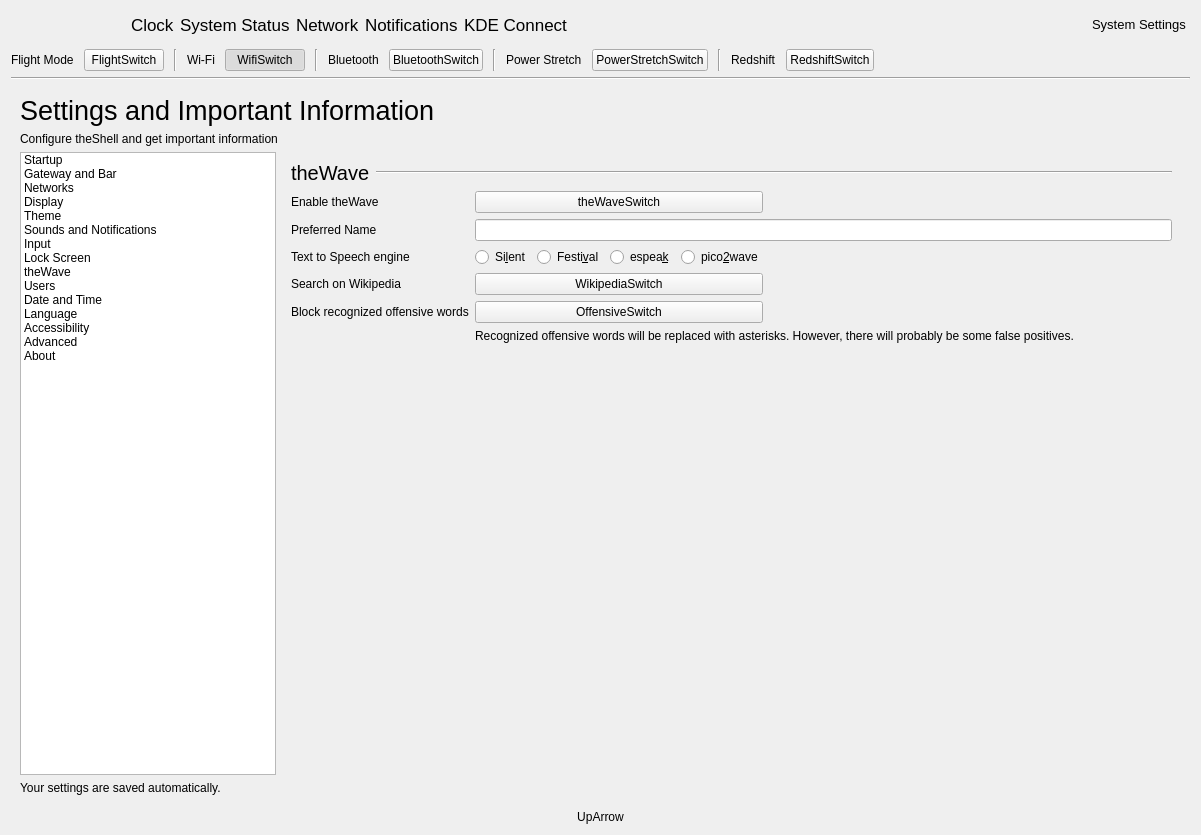
The window that infopanedropdown.ui (vicr123/theshell) describes before a commit, drawn with Qt 5.
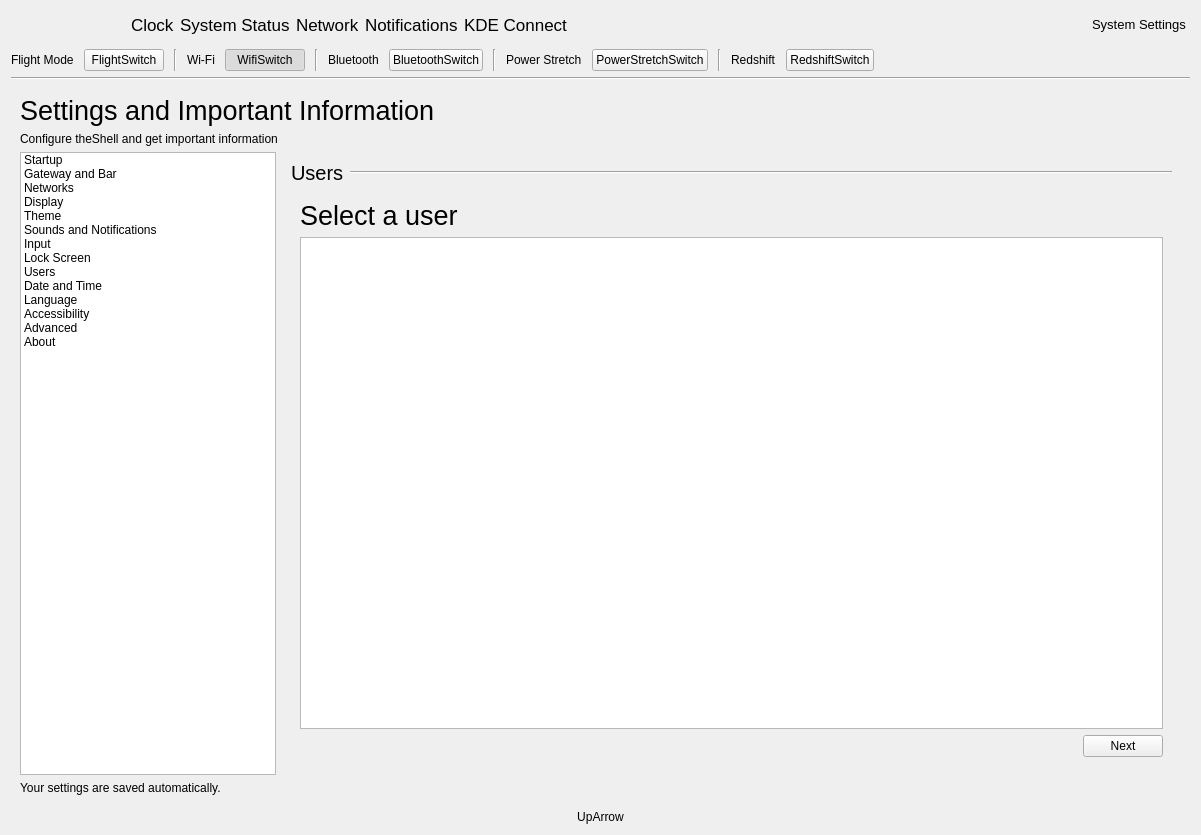
The same window after the commit. The open tabs and pages were chosen to show the change. Icons and pictures are not drawn. Custom widgets are drawn as their Qt base class.

Commit message: Discontinue theWave

What changed in the file:
```diff
--- a/infopanedropdown.ui
+++ b/infopanedropdown.ui
@@ -1755,15 +1755,6 @@
               <normaloff>.</normaloff>.</iconset>
             </property>
            </item>
-           <item>
-            <property name="text">
-             <string>theWave</string>
-            </property>
-            <property name="icon">
-             <iconset resource="resources.qrc">
-              <normaloff>:/icons/thewave.svg</normaloff>:/icons/thewave.svg</iconset>
-            </property>
-           </item>
            <item>
             <property name="text">
              <string>Users</string>
@@ -3501,203 +3492,6 @@
              </item>
             </layout>
            </widget>
-           <widget class="QWidget" name="theWaveSettings">
-            <layout class="QGridLayout" name="gridLayout_7">
-             <item row="1" column="0">
-              <widget class="QLabel" name="label_36">
-               <property name="text">
-                <string>Enable theWave</string>
-               </property>
-              </widget>
-             </item>
-             <item row="4" column="0">
-              <widget class="QLabel" name="label_28">
-               <property name="text">
-                <string>Search on Wikipedia</string>
-               </property>
-              </widget>
-             </item>
-             <item row="0" column="0" colspan="3">
-              <widget class="QFrame" name="displayHeader_6">
-               <property name="frameShape">
-                <enum>QFrame::NoFrame</enum>
-               </property>
-               <property name="frameShadow">
-                <enum>QFrame::Raised</enum>
-               </property>
-               <layout class="QHBoxLayout" name="horizontalLayout_20">
-                <property name="leftMargin">
-                 <number>0</number>
-                </property>
-                <property name="topMargin">
-                 <number>0</number>
-                </property>
-                <property name="rightMargin">
-                 <number>0</number>
-                </property>
-                <property name="bottomMargin">
-                 <number>0</number>
-                </property>
-                <item>
-                 <widget class="QLabel" name="displayLabel_6">
-                  <property name="font">
-                   <font>
-                    <pointsize>15</pointsize>
-                   </font>
-                  </property>
-                  <property name="text">
-                   <string>theWave</string>
-                  </property>
-                 </widget>
-                </item>
-                <item>
-                 <widget class="Line" name="displayLine_6">
-                  <property name="sizePolicy">
-                   <sizepolicy hsizetype="Expanding" vsizetype="Fixed">
-                    <horstretch>0</horstretch>
-                    <verstretch>0</verstretch>
-                   </sizepolicy>
-                  </property>
-                  <property name="orientation">
-                   <enum>Qt::Horizontal</enum>
-                  </property>
-                 </widget>
-                </item>
-               </layout>
-              </widget>
-             </item>
-             <item row="3" column="1">
-              <widget class="QFrame" name="frame">
-               <property name="frameShape">
-                <enum>QFrame::NoFrame</enum>
-               </property>
-               <property name="frameShadow">
-                <enum>QFrame::Raised</enum>
-               </property>
-               <layout class="QHBoxLayout" name="horizontalLayout_2">
-                <property name="leftMargin">
-                 <number>0</number>
-                </property>
-                <property name="topMargin">
-                 <number>0</number>
-                </property>
-                <property name="rightMargin">
-                 <number>0</number>
-                </property>
-                <property name="bottomMargin">
-                 <number>0</number>
-                </property>
-                <item>
-                 <widget class="QRadioButton" name="thewaveTTSsilent">
-                  <property name="text">
-                   <string>Si&amp;lent</string>
-                  </property>
-                 </widget>
-                </item>
-                <item>
-                 <widget class="QRadioButton" name="thewaveTTSfestival">
-                  <property name="text">
-                   <string>Festi&amp;val</string>
-                  </property>
-                 </widget>
-                </item>
-                <item>
-                 <widget class="QRadioButton" name="thewaveTTSespeak">
-                  <property name="text">
-                   <string>espea&amp;k</string>
-                  </property>
-                 </widget>
-                </item>
-                <item>
-                 <widget class="QRadioButton" name="thewaveTTSpico2wave">
-                  <property name="text">
-                   <string>pico&amp;2wave</string>
-                  </property>
-                 </widget>
-                </item>
-               </layout>
-              </widget>
-             </item>
-             <item row="3" column="2">
-              <spacer name="horizontalSpacer_13">
-               <property name="orientation">
-                <enum>Qt::Horizontal</enum>
-               </property>
-               <property name="sizeHint" stdset="0">
-                <size>
-                 <width>40</width>
-                 <height>20</height>
-                </size>
-               </property>
-              </spacer>
-             </item>
-             <item row="3" column="0">
-              <widget class="QLabel" name="label_27">
-               <property name="text">
-                <string>Text to Speech engine</string>
-               </property>
-              </widget>
-             </item>
-             <item row="4" column="1">
-              <widget class="Switch" name="thewaveWikipediaSwitch">
-               <property name="text">
-                <string>WikipediaSwitch</string>
-               </property>
-              </widget>
-             </item>
-             <item row="7" column="1">
-              <spacer name="verticalSpacer_14">
-               <property name="orientation">
-                <enum>Qt::Vertical</enum>
-               </property>
-               <property name="sizeHint" stdset="0">
-                <size>
-                 <width>20</width>
-                 <height>40</height>
-                </size>
-               </property>
-              </spacer>
-             </item>
-             <item row="5" column="0">
-              <widget class="QLabel" name="label_29">
-               <property name="text">
-                <string>Block recognized offensive words</string>
-               </property>
-              </widget>
-             </item>
-             <item row="2" column="1" colspan="2">
-              <widget class="QLineEdit" name="theWaveName"/>
-             </item>
-             <item row="5" column="1">
-              <widget class="Switch" name="thewaveOffensiveSwitch">
-               <property name="text">
-                <string>OffensiveSwitch</string>
-               </property>
-              </widget>
-             </item>
-             <item row="2" column="0">
-              <widget class="QLabel" name="label_30">
-               <property name="text">
-                <string>Preferred Name</string>
-               </property>
-              </widget>
-             </item>
-             <item row="1" column="1">
-              <widget class="Switch" name="theWaveSwitch">
-               <property name="text">
-                <string>theWaveSwitch</string>
-               </property>
-              </widget>
-             </item>
-             <item row="6" column="1" colspan="2">
-              <widget class="QLabel" name="label_55">
-               <property name="text">
-                <string>Recognized offensive words will be replaced with asterisks. However, there will probably be some false positives.</string>
-               </property>
-              </widget>
-             </item>
-            </layout>
-           </widget>
            <widget class="QWidget" name="page_4">
             <layout class="QGridLayout" name="gridLayout_12">
              <item row="0" column="0">
@@ -4847,14 +4641,6 @@
   </layout>
  </widget>
  <customwidgets>
-  <customwidget>
-   <class>ClickableLabel</class>
-   <extends>QLabel</extends>
-   <header>clickablelabel.h</header>
-   <slots>
-    <signal>clicked()</signal>
-   </slots>
-  </customwidget>
   <customwidget>
    <class>AnimatedStackedWidget</class>
    <extends>QStackedWidget</extends>
@@ -4866,6 +4652,14 @@
    <extends>QPushButton</extends>
    <header>switch.h</header>
   </customwidget>
+  <customwidget>
+   <class>ClickableLabel</class>
+   <extends>QLabel</extends>
+   <header>clickablelabel.h</header>
+   <slots>
+    <signal>clicked()</signal>
+   </slots>
+  </customwidget>
   <customwidget>
    <class>NetworkWidget</class>
    <extends>QWidget</extends>
```
Left out of the diff: 6 changed lines with no effect on the pictures. The commit also changes 21 other files.
